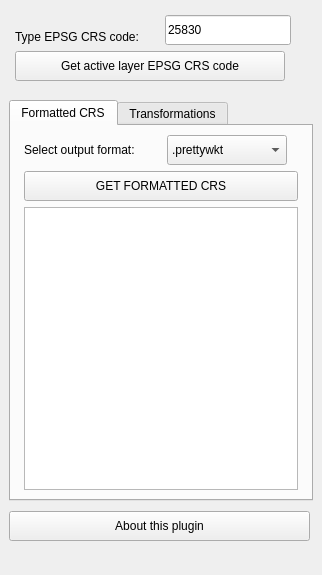
This is ui_searchepsgcrs.ui in cayetanobv/QGIS-plugin---Search-EPSG-CRS as Qt 5 draws it before an edit. The edited form follows.
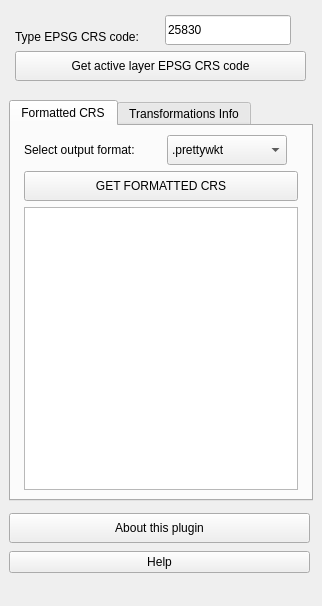
This is the edited form. The open tabs and pages were chosen to show the change.

```diff
--- a/ui_searchepsgcrs.ui
+++ b/ui_searchepsgcrs.ui
@@ -7,7 +7,7 @@
     <x>0</x>
     <y>0</y>
     <width>322</width>
-    <height>575</height>
+    <height>606</height>
    </rect>
   </property>
   <property name="sizePolicy">
@@ -16,6 +16,12 @@
     <verstretch>0</verstretch>
    </sizepolicy>
   </property>
+  <property name="minimumSize">
+   <size>
+    <width>300</width>
+    <height>300</height>
+   </size>
+  </property>
   <property name="windowTitle">
    <string>Get formatted CRS</string>
   </property>
@@ -77,7 +83,7 @@
      <rect>
       <x>15</x>
       <y>51</y>
-      <width>270</width>
+      <width>291</width>
       <height>30</height>
      </rect>
     </property>
@@ -103,25 +109,6 @@
      <string>Get active layer EPSG CRS code</string>
     </property>
    </widget>
-   <widget class="QPushButton" name="aboutButton">
-    <property name="geometry">
-     <rect>
-      <x>9</x>
-      <y>511</y>
-      <width>301</width>
-      <height>30</height>
-     </rect>
-    </property>
-    <property name="minimumSize">
-     <size>
-      <width>270</width>
-      <height>30</height>
-     </size>
-    </property>
-    <property name="text">
-     <string>About this plugin</string>
-    </property>
-   </widget>
    <widget class="QTabWidget" name="tabWidget">
     <property name="geometry">
      <rect>
@@ -131,6 +118,12 @@
       <height>401</height>
      </rect>
     </property>
+    <property name="minimumSize">
+     <size>
+      <width>300</width>
+      <height>300</height>
+     </size>
+    </property>
     <property name="currentIndex">
      <number>1</number>
     </property>
@@ -309,7 +302,7 @@
     </widget>
     <widget class="QWidget" name="tab2">
      <attribute name="title">
-      <string>Transformations</string>
+      <string>Transformations Info</string>
      </attribute>
      <widget class="QPushButton" name="transfCRSButton">
       <property name="geometry">
@@ -348,6 +341,44 @@
      </widget>
     </widget>
    </widget>
+   <widget class="QWidget" name="">
+    <property name="geometry">
+     <rect>
+      <x>9</x>
+      <y>511</y>
+      <width>301</width>
+      <height>65</height>
+     </rect>
+    </property>
+    <layout class="QGridLayout" name="gridLayout_2">
+     <item row="0" column="0">
+      <widget class="QPushButton" name="aboutButton">
+       <property name="minimumSize">
+        <size>
+         <width>270</width>
+         <height>30</height>
+        </size>
+       </property>
+       <property name="text">
+        <string>About this plugin</string>
+       </property>
+      </widget>
+     </item>
+     <item row="1" column="0">
+      <widget class="QPushButton" name="helpButton">
+       <property name="minimumSize">
+        <size>
+         <width>270</width>
+         <height>0</height>
+        </size>
+       </property>
+       <property name="text">
+        <string>Help</string>
+       </property>
+      </widget>
+     </item>
+    </layout>
+   </widget>
   </widget>
  </widget>
  <resources/>
```
Left out of the diff: 5 changed lines with no effect on the pictures.
